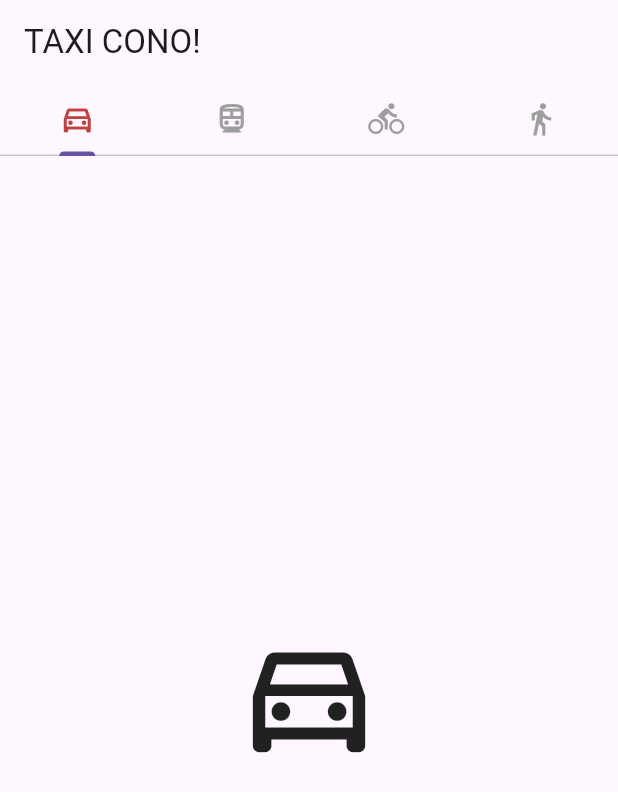
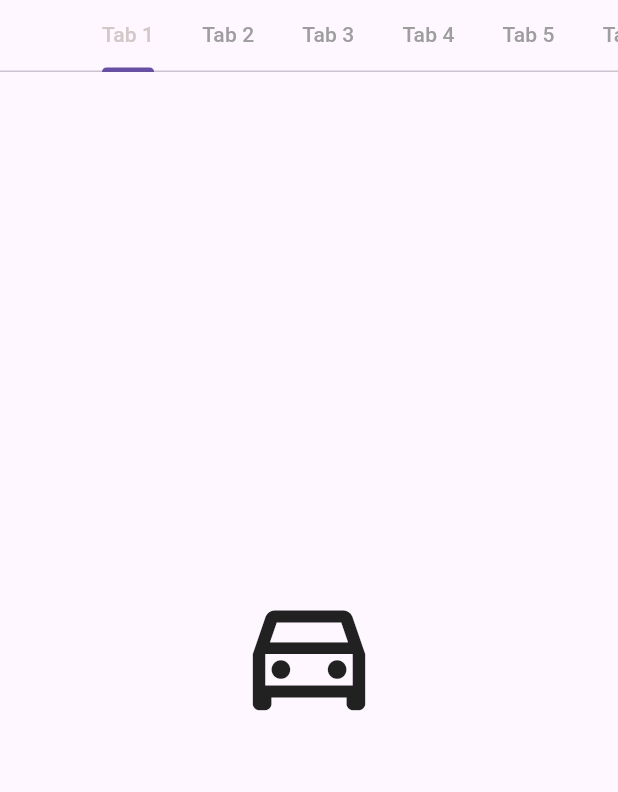
Before and after one commit to Abrilskop/Flutter-UI-Navigation, a Flutter app: the screen it shows after launch, on a phone screen of 412 x 824 dp. Shown: the top 792 px of the screen. Run offline on Flutter 3.47's test engine with Material 3 defaults, Android fonts, the phone set to English and light mode, and no system bars.

Commit message:
feat: add actividad 2

```diff
--- a/lib/screens/tabs_screen.dart
+++ b/lib/screens/tabs_screen.dart
@@ -6,22 +6,29 @@ class TabsScreen extends StatelessWidget {
   @override
   Widget build(BuildContext context) {
     return DefaultTabController(
-      length: 4, // Número de pestañas
+      length: 10,
       child: Scaffold(
-        appBar: AppBar(
-          title: const Text('TAXI CONO!'),
-          bottom: const TabBar(
-            labelColor: Color.fromARGB(255, 194, 66, 66),
+        body: SafeArea(
+          child: Column(
+            children: const [
+              TabBar(
+                isScrollable: true,
+                labelColor: Color.fromARGB(255, 211, 200, 200),
                 unselectedLabelColor: Colors.grey,
                 tabs: [
-              Tab(icon: Icon(Icons.directions_car_outlined)), // Ícono para la primera pestaña
-              Tab(icon: Icon(Icons.directions_transit_filled_outlined)), // Ícono para la segunda pestaña
-              Tab(icon: Icon(Icons.directions_bike_sharp)), // Ícono para la tercera pestaña
-              Tab(icon: Icon(Icons.directions_walk_sharp)), // Ícono para la cuarta pestaña
+                  Tab(text: 'Tab 1'),
+                  Tab(text: 'Tab 2'),
+                  Tab(text: 'Tab 3'),
+                  Tab(text: 'Tab 4'),
+                  Tab(text: 'Tab 5'),
+                  Tab(text: 'Tab 6'),
+                  Tab(text: 'Tab 7'),
+                  Tab(text: 'Tab 8'),
+                  Tab(text: 'Tab 9'),
+                  Tab(text: 'Tab 10'),
                 ],
               ),
-        ),
-        body: const SafeArea(
+              Expanded(
                 child: TabBarView(
                   children: [
                     Icon(Icons.directions_car_outlined, size: 100),
@@ -31,6 +38,9 @@ class TabsScreen extends StatelessWidget {
                   ],
                 ),
               ),
+            ],
+          ),
+        ),
       ),
     );
   }
```
Lines whose indentation alone changed are shown as unchanged.
